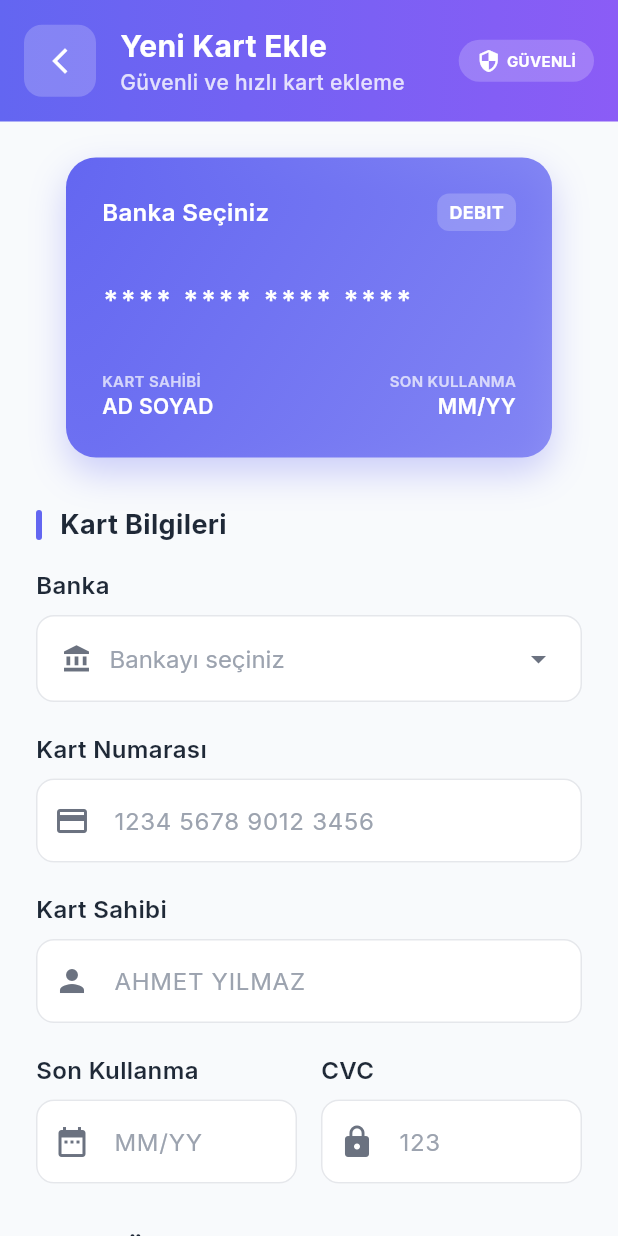
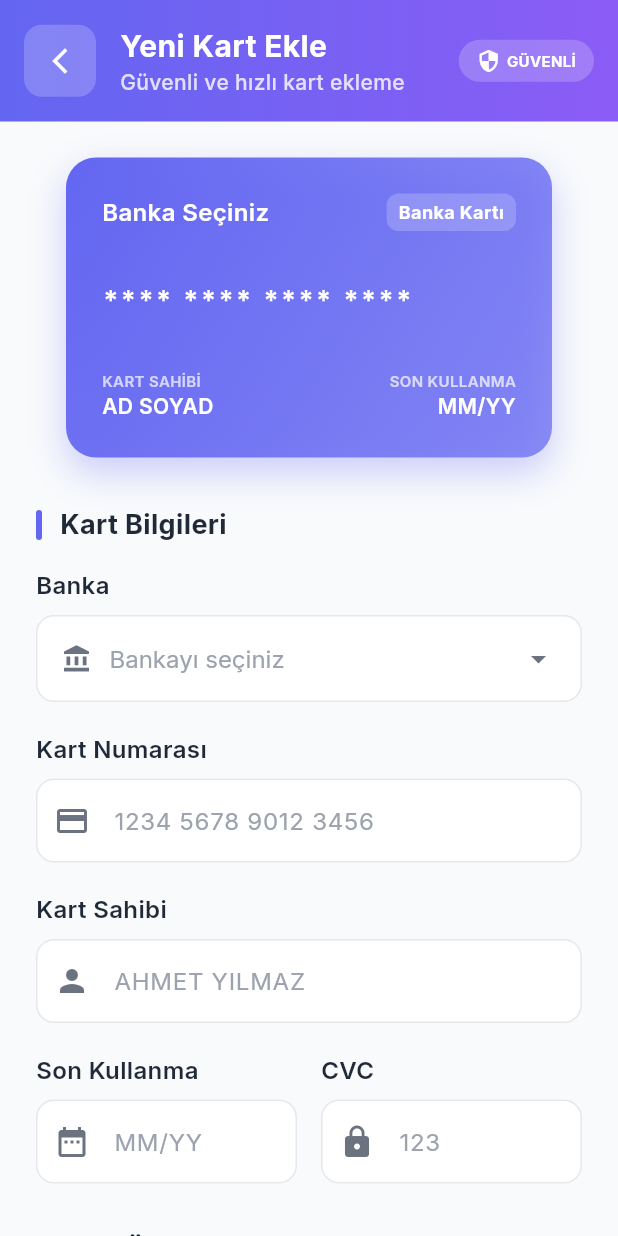
Before and after one commit to Mert30/finora, a Flutter app: the AddCardPage screen opened directly, on a phone screen of 412 x 824 dp. Run offline on Flutter 3.47's test engine with Material 3 defaults, Android fonts, the phone set to English and light mode, and no system bars; our stand-ins replace cloud_firestore, firebase_auth, firebase_core, font_awesome_flutter, google_fonts, lottie and 1 more; accounts and stored records are empty.

```diff
--- a/finora_app/lib/core/models/firebase_models.dart
+++ b/finora_app/lib/core/models/firebase_models.dart
@@ -665,7 +665,7 @@ class FirebaseCard {
     required this.balance,
     this.currency = 'TRY',
     required this.colorHex,
-    this.cardType = 'debit',
+    this.cardType = 'Banka Kartı',
     this.isDefault = false,
     this.isActive = true,
     required this.userId,
@@ -711,7 +711,7 @@ class FirebaseCard {
       balance: (data['balance'] ?? 0.0).toDouble(),
       currency: data['currency'] ?? 'TRY',
       colorHex: data['colorHex'] ?? '#6B7280',
-      cardType: data['cardType'] ?? 'debit',
+      cardType: data['cardType'] ?? 'Banka Kartı',
       isDefault: data['isDefault'] ?? false,
       isActive: data['isActive'] ?? true,
       lastUsed: (data['lastUsed'] as Timestamp).toDate(),
--- a/finora_app/lib/features/cards/presentation/add_card_page.dart
+++ b/finora_app/lib/features/cards/presentation/add_card_page.dart
@@ -30,7 +30,7 @@ class _AddCardPageState extends State<AddCardPage>
 
   // Selected values
   String? _selectedBank;
-  String _selectedCardType = 'debit';
+  String _selectedCardType = 'Banka Kartı';
   Color _selectedColor = const Color(0xFF6366F1);
 
   // Card colors
@@ -350,7 +350,9 @@ class _AddCardPageState extends State<AddCardPage>
                     borderRadius: BorderRadius.circular(8),
                   ),
                   child: Text(
-                    _selectedCardType == 'debit' ? 'DEBIT' : 'CREDIT',
+                    _selectedCardType == 'Banka Kartı'
+                        ? 'Banka Kartı'
+                        : 'Kredi Kartı',
                     style: GoogleFonts.inter(
                       color: Colors.white,
                       fontSize: 12,
@@ -790,7 +792,7 @@ class _AddCardPageState extends State<AddCardPage>
           children: [
             Expanded(
               child: GestureDetector(
-                onTap: () => setState(() => _selectedCardType = 'debit'),
+                onTap: () => setState(() => _selectedCardType = 'Banka Kartı'),
                 child: Container(
                   padding: const EdgeInsets.all(16),
                   decoration: BoxDecoration(
@@ -799,7 +801,7 @@ class _AddCardPageState extends State<AddCardPage>
                         : Colors.white,
                     borderRadius: BorderRadius.circular(12),
                     border: Border.all(
-                      color: _selectedCardType == 'debit'
+                      color: _selectedCardType == 'Banka Kartı'
                           ? const Color(0xFF6366F1)
                           : const Color(0xFFE5E7EB),
                       width: 2,
@@ -809,7 +811,7 @@ class _AddCardPageState extends State<AddCardPage>
                     children: [
                       Icon(
                         Icons.account_balance_wallet,
-                        color: _selectedCardType == 'debit'
+                        color: _selectedCardType == 'Banka Kartı'
                             ? const Color(0xFF6366F1)
                             : const Color(0xFF6B7280),
                       ),
@@ -817,7 +819,7 @@ class _AddCardPageState extends State<AddCardPage>
                       Text(
                         'Banka Kartı',
                         style: GoogleFonts.inter(
-                          color: _selectedCardType == 'debit'
+                          color: _selectedCardType == 'Banka Kartı'
                               ? const Color(0xFF6366F1)
                               : const Color(0xFF6B7280),
                           fontWeight: FontWeight.w600,
@@ -831,16 +833,16 @@ class _AddCardPageState extends State<AddCardPage>
             const SizedBox(width: 16),
             Expanded(
               child: GestureDetector(
-                onTap: () => setState(() => _selectedCardType = 'credit'),
+                onTap: () => setState(() => _selectedCardType = 'Kredi Kartı'),
                 child: Container(
                   padding: const EdgeInsets.all(16),
                   decoration: BoxDecoration(
-                    color: _selectedCardType == 'credit'
+                    color: _selectedCardType == 'Kredi Kartı'
                         ? const Color(0xFF6366F1).withOpacity(0.1)
                         : Colors.white,
                     borderRadius: BorderRadius.circular(12),
                     border: Border.all(
-                      color: _selectedCardType == 'credit'
+                      color: _selectedCardType == 'Kredi Kartı'
                           ? const Color(0xFF6366F1)
                           : const Color(0xFFE5E7EB),
                       width: 2,
@@ -850,7 +852,7 @@ class _AddCardPageState extends State<AddCardPage>
                     children: [
                       Icon(
                         Icons.credit_card,
-                        color: _selectedCardType == 'credit'
+                        color: _selectedCardType == 'Kredi Kartı'
                             ? const Color(0xFF6366F1)
                             : const Color(0xFF6B7280),
                       ),
@@ -858,7 +860,7 @@ class _AddCardPageState extends State<AddCardPage>
                       Text(
                         'Kredi Kartı',
                         style: GoogleFonts.inter(
-                          color: _selectedCardType == 'credit'
+                          color: _selectedCardType == 'Kredi Kartı'
                               ? const Color(0xFF6366F1)
                               : const Color(0xFF6B7280),
                           fontWeight: FontWeight.w600,
```
Also changed, not shown: finora_app/lib/features/about/presentation/about_page.dart (+7 -3 lines), finora_app/lib/features/categories/presentation/category_management_page.dart (+1 -21 lines), finora_app/lib/features/settings/presentation/pages/settings_page.dart (+15 -0 lines).
